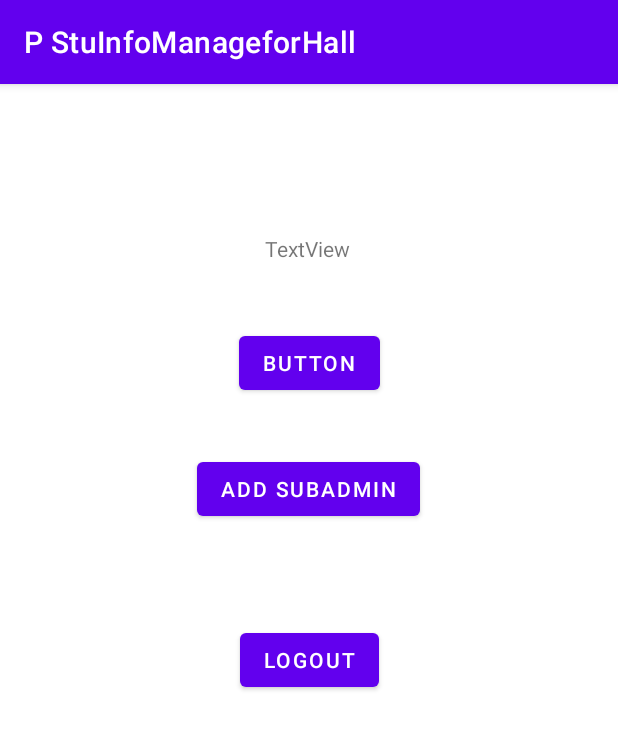
After one commit to tanmoysaha3/P_StuInfoManageforHall, an Android app: the Admin screen opened directly, with no data from a screen before it, on a phone screen of 412 x 824 dp. The commit adds this screen. Shown: the top 729 px of the screen. Run offline under Robolectric (Android 15) with nearby library versions, the phone set to English and light mode, and no system bars; our stand-ins replace Firebase (no records; nobody signed in at launch, a user with empty details on screens opened directly).

Commit message:
Admin User Access Manage

```diff
--- /dev/null
+++ b/app/src/main/java/com/example/pstuinfomanageforhall/Admin.java
@@ -0,0 +1,78 @@
+package com.example.pstuinfomanageforhall;
+
+import androidx.annotation.Nullable;
+import androidx.appcompat.app.AppCompatActivity;
+
+import android.content.Intent;
+import android.os.Bundle;
+import android.view.View;
+import android.widget.Button;
+
+import com.google.firebase.auth.FirebaseAuth;
+import com.google.firebase.auth.FirebaseUser;
+import com.google.firebase.firestore.DocumentReference;
+import com.google.firebase.firestore.DocumentSnapshot;
+import com.google.firebase.firestore.EventListener;
+import com.google.firebase.firestore.FirebaseFirestore;
+import com.google.firebase.firestore.FirebaseFirestoreException;
+
+public class Admin extends AppCompatActivity {
+
+
+    Button mAddSAdminButton, mSeeAllUser;
+    String userID;
+    FirebaseAuth fAuth;
+    FirebaseFirestore fStore;
+    FirebaseUser fUser;
+
+
+
+    @Override
+    protected void onCreate(Bundle savedInstanceState) {
+        super.onCreate(savedInstanceState);
+        setContentView(R.layout.activity_admin);
+
+        /*Intent data = getIntent();
+        String isSubAdmin = data.getStringExtra("isSubAdmin");
+
+        mAddSAdminButton=findViewById(R.id.addSubAdminButton);
+        fAuth=FirebaseAuth.getInstance();
+        fStore=FirebaseFirestore.getInstance();
+
+        userID=fAuth.getCurrentUser().getUid();
+        fUser=fAuth.getCurrentUser();
+
+        mAddSAdminButton.setOnClickListener(new View.OnClickListener() {
+            @Override
+            public void onClick(View v) {
+                DocumentReference documentReference=fStore.collection("users").document(userID);
+            }
+        });
+
+        mSeeAllUser.setOnClickListener(new View.OnClickListener() {
+            @Override
+            public void onClick(View v) {
+                *//*UserRecord userRecord = FirebaseAuth.getInstance().getUser(uid);
+// See the UserRecord reference doc for the contents of userRecord.
+                System.out.println("Successfully fetched user data: " + userRecord.getUid());*//*
+
+            }
+        });
+
+        ApiFuture<QuerySnapshot> future = db.collection("cities").get();
+        // future.get() blocks on response
+        List<QueryDocumentSnapshot> documents = future.get().getDocuments();
+        for (QueryDocumentSnapshot document : documents) {
+            System.out.println(document.getId() + " => " + document.toObject(City.class));
+        }
+
+
+    }*/
+    }
+
+    public void logoutAdmin(View view){
+        FirebaseAuth.getInstance().signOut();
+        startActivity(new Intent(getApplicationContext(),Login.class));
+        finish();
+    }
+}
--- a/app/src/main/java/com/example/pstuinfomanageforhall/MainActivity.java
+++ b/app/src/main/java/com/example/pstuinfomanageforhall/MainActivity.java
@@ -63,6 +63,7 @@ public class MainActivity extends AppCompatActivity {
                 startActivity(new Intent(getApplicationContext(),Profile.class));
             }
         });
+
     }
 
     public void logout(View view){
--- /dev/null
+++ b/app/src/main/res/layout/activity_admin.xml
@@ -0,0 +1,56 @@
+<?xml version="1.0" encoding="utf-8"?>
+<androidx.constraintlayout.widget.ConstraintLayout xmlns:android="http://schemas.android.com/apk/res/android"
+    xmlns:app="http://schemas.android.com/apk/res-auto"
+    xmlns:tools="http://schemas.android.com/tools"
+    android:layout_width="match_parent"
+    android:layout_height="match_parent"
+    tools:context=".Admin">
+
+    <TextView
+        android:id="@+id/textView"
+        android:layout_width="wrap_content"
+        android:layout_height="wrap_content"
+        android:text="TextView"
+        app:layout_constraintBottom_toBottomOf="parent"
+        app:layout_constraintEnd_toEndOf="parent"
+        app:layout_constraintHorizontal_bias="0.498"
+        app:layout_constraintStart_toStartOf="parent"
+        app:layout_constraintTop_toTopOf="parent"
+        app:layout_constraintVertical_bias="0.134" />
+
+    <Button
+        android:id="@+id/logoutButtonAdmin"
+        android:layout_width="wrap_content"
+        android:layout_height="wrap_content"
+        android:onClick="logoutAdmin"
+        android:text="Logout"
+        app:layout_constraintBottom_toBottomOf="parent"
+        app:layout_constraintEnd_toEndOf="parent"
+        app:layout_constraintStart_toStartOf="parent"
+        app:layout_constraintTop_toTopOf="parent" />
+
+    <Button
+        android:id="@+id/addSubAdminButton"
+        android:layout_width="wrap_content"
+        android:layout_height="wrap_content"
+        android:text="Add SubAdmin"
+        app:layout_constraintBottom_toBottomOf="parent"
+        app:layout_constraintEnd_toEndOf="parent"
+        app:layout_constraintHorizontal_bias="0.498"
+        app:layout_constraintStart_toStartOf="parent"
+        app:layout_constraintTop_toTopOf="parent"
+        app:layout_constraintVertical_bias="0.342" />
+
+    <Button
+        android:id="@+id/seeAllUser"
+        android:layout_width="wrap_content"
+        android:layout_height="wrap_content"
+        android:text="Button"
+        app:layout_constraintBottom_toBottomOf="parent"
+        app:layout_constraintEnd_toEndOf="parent"
+        app:layout_constraintStart_toStartOf="parent"
+        app:layout_constraintTop_toTopOf="parent"
+        app:layout_constraintVertical_bias="0.225" />
+
+
+</androidx.constraintlayout.widget.ConstraintLayout>
```
Also changed, not shown: app/src/main/AndroidManifest.xml (+4 -8 lines), app/src/main/java/com/example/pstuinfomanageforhall/Login.java (+59 -4 lines), app/src/main/java/com/example/pstuinfomanageforhall/Register.java (+53 -2 lines), app/src/main/java/com/example/pstuinfomanageforhall/SubAdmin.java (added, +24 -0 lines), app/src/main/res/layout/activity_sub_admin.xml (added, +31 -0 lines).
